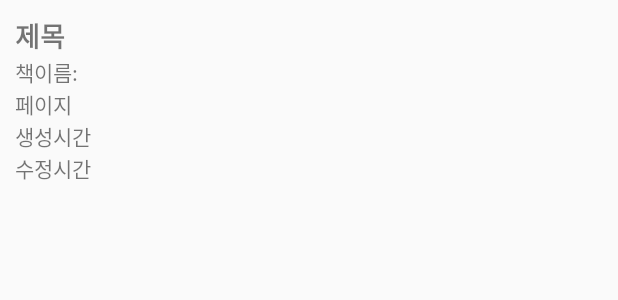
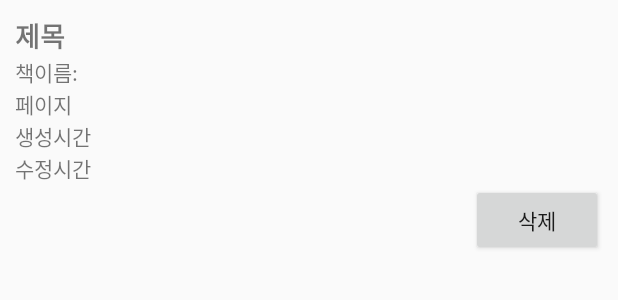
Before and after one commit to Bookcord-Mobile-Programming/Follow-the-Book-Path, an Android app: the layout item_memo.xml on its own in the app's theme, with its tools: preview values and no code run, on a phone screen of 412 x 824 dp. Shown: the top 300 px of the screen. Run offline under Robolectric (Android 15) with nearby library versions, the phone set to English and light mode, and no system bars.

Commit message:
메모페이지 메모 삭제 버튼 추가

```diff
--- a/app/src/main/res/layout/item_memo.xml
+++ b/app/src/main/res/layout/item_memo.xml
@@ -33,4 +33,12 @@
         android:layout_width="wrap_content"
         android:layout_height="wrap_content"
         android:text="수정시간" />
+
+    <Button
+        android:id="@+id/btnDeleteMemo"
+        android:layout_width="wrap_content"
+        android:layout_height="wrap_content"
+        android:text="삭제"
+        android:layout_gravity="end" />
+
 </LinearLayout>
```
Also changed, not shown: app/src/main/java/com/example/follow_the_book_path/MemoActivity.java (+22 -0 lines), app/src/main/java/com/example/follow_the_book_path/MemoAdapter.java (+19 -5 lines).
